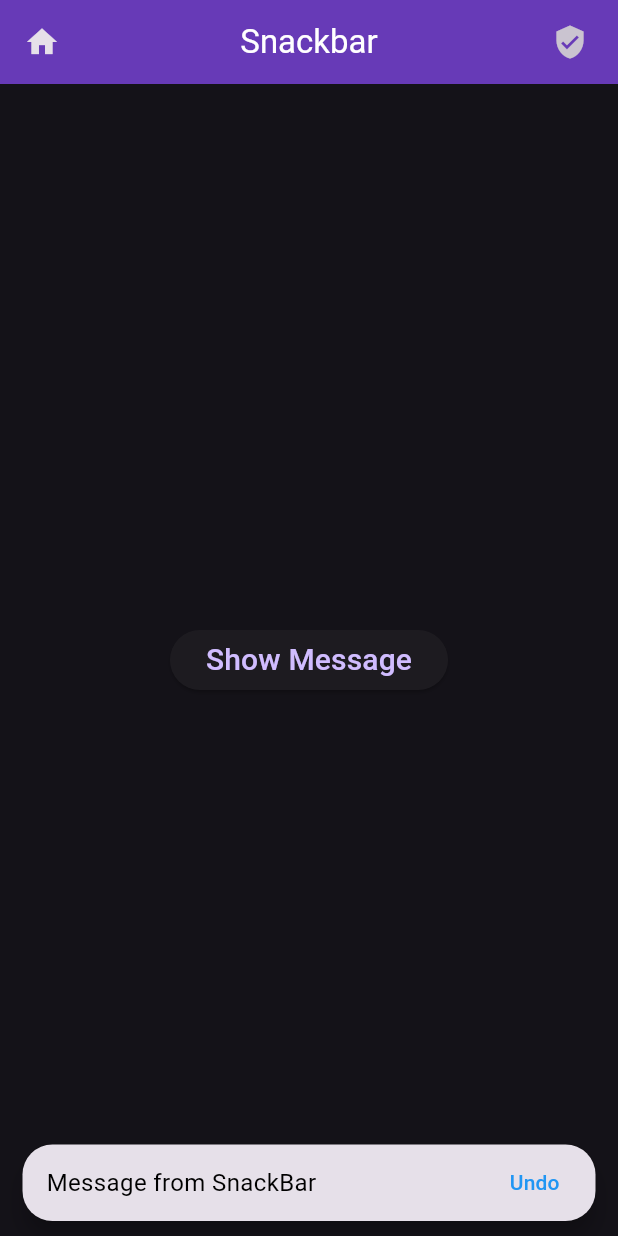
After one commit to sakchyamdhaurali/basic-widgets-flutter, a Flutter app: the screen it shows after launch, after a tap on "Show Message", on a phone screen of 412 x 824 dp. The commit adds this screen. Run offline on Flutter 3.47's test engine with Material 3 defaults, Android fonts, the phone set to English and light mode, and no system bars.

Commit message:
SnackBar Widget

```diff
--- a/lib/main.dart
+++ b/lib/main.dart
@@ -4,6 +4,7 @@ import 'package:testapp/widgets/ListGrid.dart';
 import 'package:testapp/widgets/rowcols.dart';
 
 import 'widgets/Container_Sized.dart';
+import 'widgets/snackbar.dart';
 
 void main()
 {
@@ -21,7 +22,7 @@ class MyApp extends StatelessWidget {
       debugShowCheckedModeBanner: false,
 
       theme: ThemeData(
-        // brightness: Brightness.dark,
+        brightness: Brightness.dark,
         primaryColor: Colors.deepPurple,
        useMaterial3: true,
       //  colorSchemeSeed: Colors.red,
@@ -29,7 +30,10 @@ class MyApp extends StatelessWidget {
 
 
       // home: Container_Sized(),
-      home: ListGrid(),
+      //home: RowsCols(),
+      //home: ButtonWidget(),
+      // home: ListGrid(),
+      home: SnackWidget(),
 
 
     );
--- /dev/null
+++ b/lib/widgets/snackbar.dart
@@ -0,0 +1,72 @@
+import 'package:flutter/material.dart';
+
+
+class SnackWidget extends StatelessWidget {
+const SnackWidget({ Key? key }) : super(key: key);
+
+  @override
+  Widget build(BuildContext context){
+    return Scaffold(
+
+     appBar: AppBar(
+        title: Text('Snackbar' , style: TextStyle(color: Colors.white),),
+        backgroundColor: Colors.deepPurple,
+        centerTitle: true,
+        leading: Icon(Icons.home),
+        actions: [Padding(
+          padding: const EdgeInsets.only(right: 20),
+          child: Icon(Icons.verified_user),
+        )],
+        elevation: 0,
+      ),
+      body: Container(
+        child: Center(
+          child: ElevatedButton(
+            onPressed: (){
+
+
+              final snackBar = SnackBar(
+
+
+                // backgroundColor: Color.fromARGB(255, 100, 152, 183),
+
+                //duration of showing Snackbar
+                duration: const Duration(
+                  milliseconds: 3000,
+                ),
+
+                content: Text("Message from SnackBar",
+                style: TextStyle(
+                  color: Colors.black,
+                  fontSize: 16,
+                ),
+
+                ),
+
+                behavior: SnackBarBehavior.floating,
+                shape: RoundedRectangleBorder(borderRadius: BorderRadius.circular(20)),
+
+
+                action: SnackBarAction(label: 'Undo',
+                textColor: Colors.blue,
+                 onPressed: (){}
+                 ),
+                );
+
+              ScaffoldMessenger.of(context).showSnackBar(snackBar);
+
+
+
+            },
+
+
+            child: Text('Show Message', style: TextStyle(
+              fontSize: 20,
+
+            ),)
+            ,),),
+
+      ),
+    );
+  }
+}
```
